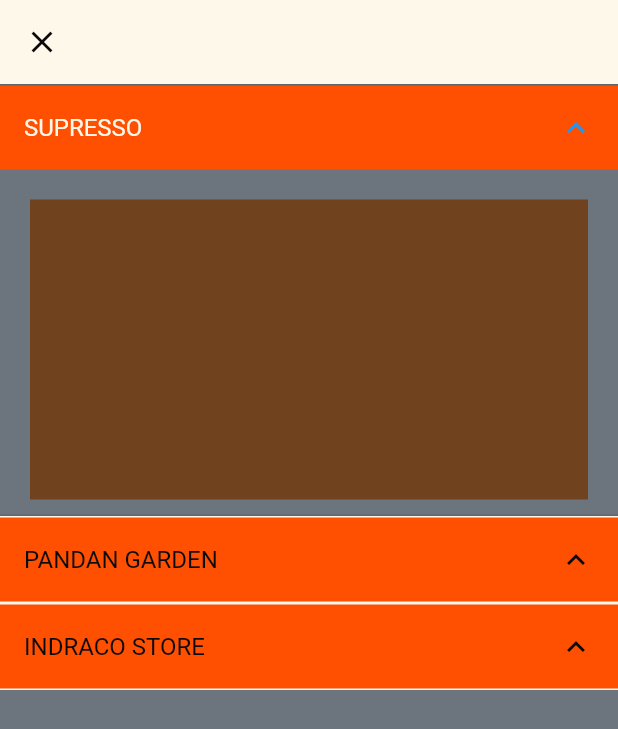
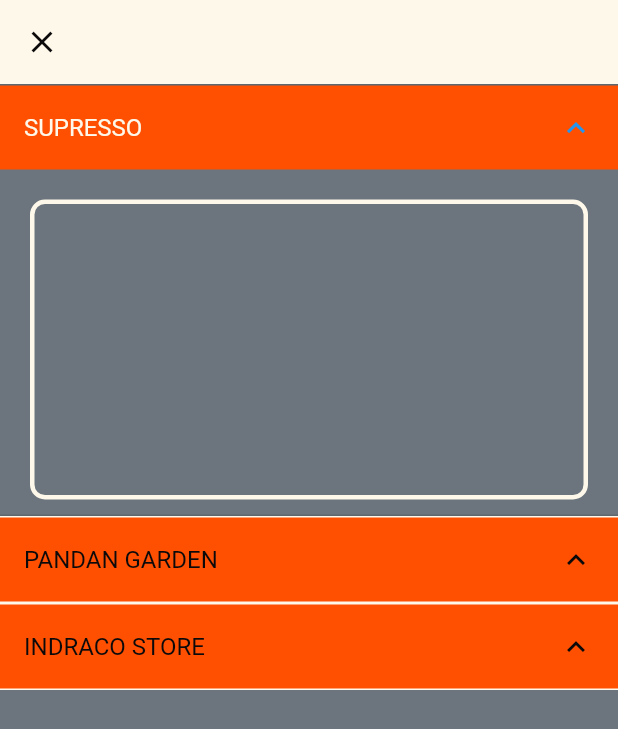
Before and after one commit to RonwasHere/dio, a Flutter app: the EnamPage screen opened directly, after a tap on "SUPRESSO", on a phone screen of 412 x 824 dp. Shown: the top 729 px of the screen. Run offline on Flutter 3.47's test engine with Material 2 defaults, Android fonts, the phone set to English and light mode, and no system bars; our stand-ins replace carousel_slider, gallery_saver.

Commit message:
FIX = expansion tile udah fix, skrng fokus ke children container nya

```diff
--- a/lib/enam_page.dart
+++ b/lib/enam_page.dart
@@ -66,8 +66,11 @@ class _EnamPageState extends State<EnamPage> {
                     margin: EdgeInsets.only(
                         left: 20, right: 20, top: 10, bottom: 10),
                     height: 200,
-                    color: kBrownColor,
-                  )
+                    decoration: BoxDecoration(
+                      borderRadius: BorderRadius.circular(10),
+                      border: Border.all(color: kWhiteColor, width: 3),
+                    ),
+                  ),
                 ],
                 onExpansionChanged: (bool expanded) {
                   setState(() {
```
